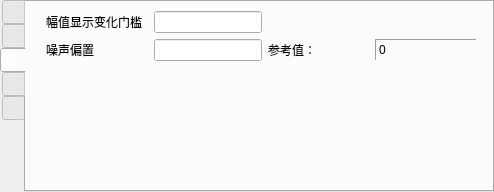
Old version of the form Gui/Options/debugui.ui in the repository rpdhunter/swbox.
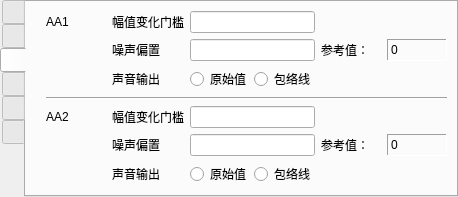
New version of the form. The open tabs and pages were chosen to show the change.

The edit to the form file:
```diff
--- a/Gui/Options/debugui.ui
+++ b/Gui/Options/debugui.ui
@@ -6,7 +6,7 @@
    <rect>
     <x>0</x>
     <y>0</y>
-    <width>494</width>
+    <width>458</width>
     <height>192</height>
    </rect>
   </property>
@@ -642,85 +642,401 @@
       <attribute name="title">
        <string/>
       </attribute>
-      <layout class="QHBoxLayout" name="horizontalLayout_2">
+      <layout class="QVBoxLayout" name="verticalLayout_3">
        <property name="leftMargin">
         <number>20</number>
        </property>
-       <property name="rightMargin">
-        <number>15</number>
-       </property>
        <item>
-        <layout class="QVBoxLayout" name="verticalLayout_3">
-         <item>
-          <layout class="QGridLayout" name="gridLayout_3">
-           <item row="1" column="1">
-            <widget class="QLineEdit" name="lineEdit_AA_offset">
-             <property name="sizePolicy">
-              <sizepolicy hsizetype="Preferred" vsizetype="Fixed">
-               <horstretch>0</horstretch>
-               <verstretch>0</verstretch>
-              </sizepolicy>
+        <layout class="QGridLayout" name="gridLayout_3">
+         <item row="1" column="2">
+          <widget class="QLineEdit" name="lineEdit_AA1_offset">
+           <property name="sizePolicy">
+            <sizepolicy hsizetype="Preferred" vsizetype="Fixed">
+             <horstretch>0</horstretch>
+             <verstretch>0</verstretch>
+            </sizepolicy>
+           </property>
+           <property name="text">
+            <string/>
+           </property>
+          </widget>
+         </item>
+         <item row="0" column="2">
+          <widget class="QLineEdit" name="lineEdit_AA1_Step">
+           <property name="sizePolicy">
+            <sizepolicy hsizetype="Preferred" vsizetype="Fixed">
+             <horstretch>0</horstretch>
+             <verstretch>0</verstretch>
+            </sizepolicy>
+           </property>
+          </widget>
+         </item>
+         <item row="0" column="1">
+          <widget class="QLabel" name="label_3">
+           <property name="text">
+            <string>幅值变化门槛</string>
+           </property>
+          </widget>
+         </item>
+         <item row="1" column="3">
+          <widget class="QLabel" name="label_8">
+           <property name="text">
+            <string>参考值：</string>
+           </property>
+          </widget>
+         </item>
+         <item row="1" column="1">
+          <widget class="QLabel" name="label_5">
+           <property name="text">
+            <string>噪声偏置</string>
+           </property>
+          </widget>
+         </item>
+         <item row="1" column="4">
+          <widget class="QLabel" name="lab_offset_noise_aa1">
+           <property name="frameShape">
+            <enum>QFrame::Panel</enum>
+           </property>
+           <property name="frameShadow">
+            <enum>QFrame::Sunken</enum>
+           </property>
+           <property name="text">
+            <string notr="true">0</string>
+           </property>
+          </widget>
+         </item>
+         <item row="3" column="1">
+          <widget class="QLabel" name="label">
+           <property name="text">
+            <string>声音输出</string>
+           </property>
+          </widget>
+         </item>
+         <item row="3" column="2">
+          <layout class="QHBoxLayout" name="horizontalLayout_2">
+           <property name="spacing">
+            <number>3</number>
+           </property>
+           <item>
+            <widget class="QRadioButton" name="rbt_AA1_original">
+             <property name="text">
+              <string>原始值</string>
              </property>
             </widget>
            </item>
-           <item row="0" column="1">
-            <widget class="QLineEdit" name="lineEdit_AA_Step">
-             <property name="sizePolicy">
-              <sizepolicy hsizetype="Preferred" vsizetype="Fixed">
-               <horstretch>0</horstretch>
-               <verstretch>0</verstretch>
-              </sizepolicy>
+           <item>
+            <widget class="QRadioButton" name="rbt_AA1_envelope">
+             <property name="text">
+              <string>包络线</string>
              </property>
             </widget>
            </item>
-           <item row="0" column="0">
-            <widget class="QLabel" name="label_3">
+          </layout>
+         </item>
+         <item row="0" column="0">
+          <widget class="QLabel" name="label_AA1">
+           <property name="text">
+            <string>AA1</string>
+           </property>
+          </widget>
+         </item>
+        </layout>
+       </item>
+       <item>
+        <widget class="Line" name="line_2">
+         <property name="orientation">
+          <enum>Qt::Horizontal</enum>
+         </property>
+        </widget>
+       </item>
+       <item>
+        <layout class="QGridLayout" name="gridLayout_7">
+         <item row="0" column="1">
+          <widget class="QLabel" name="label_6">
+           <property name="text">
+            <string>幅值变化门槛</string>
+           </property>
+          </widget>
+         </item>
+         <item row="1" column="4">
+          <widget class="QLabel" name="lab_offset_noise_aa2">
+           <property name="frameShape">
+            <enum>QFrame::Panel</enum>
+           </property>
+           <property name="frameShadow">
+            <enum>QFrame::Sunken</enum>
+           </property>
+           <property name="text">
+            <string notr="true">0</string>
+           </property>
+          </widget>
+         </item>
+         <item row="1" column="2">
+          <widget class="QLineEdit" name="lineEdit_AA2_offset">
+           <property name="sizePolicy">
+            <sizepolicy hsizetype="Preferred" vsizetype="Fixed">
+             <horstretch>0</horstretch>
+             <verstretch>0</verstretch>
+            </sizepolicy>
+           </property>
+           <property name="text">
+            <string/>
+           </property>
+          </widget>
+         </item>
+         <item row="0" column="2">
+          <widget class="QLineEdit" name="lineEdit_AA2_Step">
+           <property name="sizePolicy">
+            <sizepolicy hsizetype="Preferred" vsizetype="Fixed">
+             <horstretch>0</horstretch>
+             <verstretch>0</verstretch>
+            </sizepolicy>
+           </property>
+          </widget>
+         </item>
+         <item row="1" column="3">
+          <widget class="QLabel" name="label_10">
+           <property name="text">
+            <string>参考值：</string>
+           </property>
+          </widget>
+         </item>
+         <item row="1" column="1">
+          <widget class="QLabel" name="label_7">
+           <property name="text">
+            <string>噪声偏置</string>
+           </property>
+          </widget>
+         </item>
+         <item row="3" column="2">
+          <layout class="QHBoxLayout" name="horizontalLayout_4">
+           <property name="spacing">
+            <number>3</number>
+           </property>
+           <item>
+            <widget class="QRadioButton" name="rbt_AA2_original">
              <property name="text">
-              <string>幅值显示变化门槛</string>
+              <string>原始值</string>
              </property>
             </widget>
            </item>
-           <item row="1" column="2">
-            <widget class="QLabel" name="label_8">
+           <item>
+            <widget class="QRadioButton" name="rbt_AA2_envelope">
              <property name="text">
-              <string>参考值：</string>
+              <string>包络线</string>
              </property>
             </widget>
            </item>
-           <item row="1" column="0">
-            <widget class="QLabel" name="label_5">
+          </layout>
+         </item>
+         <item row="3" column="1">
+          <widget class="QLabel" name="label_2">
+           <property name="text">
+            <string>声音输出</string>
+           </property>
+          </widget>
+         </item>
+         <item row="0" column="0">
+          <widget class="QLabel" name="label_AA2">
+           <property name="text">
+            <string>AA2</string>
+           </property>
+          </widget>
+         </item>
+        </layout>
+       </item>
+      </layout>
+     </widget>
+     <widget class="QWidget" name="tab_AE">
+      <attribute name="title">
+       <string/>
+      </attribute>
+      <layout class="QVBoxLayout" name="verticalLayout_4">
+       <item>
+        <layout class="QGridLayout" name="gridLayout_9">
+         <item row="1" column="2">
+          <widget class="QLineEdit" name="lineEdit_AE1_offset">
+           <property name="sizePolicy">
+            <sizepolicy hsizetype="Preferred" vsizetype="Fixed">
+             <horstretch>0</horstretch>
+             <verstretch>0</verstretch>
+            </sizepolicy>
+           </property>
+           <property name="text">
+            <string/>
+           </property>
+          </widget>
+         </item>
+         <item row="0" column="2">
+          <widget class="QLineEdit" name="lineEdit_AE1_Step">
+           <property name="sizePolicy">
+            <sizepolicy hsizetype="Preferred" vsizetype="Fixed">
+             <horstretch>0</horstretch>
+             <verstretch>0</verstretch>
+            </sizepolicy>
+           </property>
+          </widget>
+         </item>
+         <item row="0" column="1">
+          <widget class="QLabel" name="label_15">
+           <property name="text">
+            <string>幅值变化门槛</string>
+           </property>
+          </widget>
+         </item>
+         <item row="1" column="3">
+          <widget class="QLabel" name="label_16">
+           <property name="text">
+            <string>参考值：</string>
+           </property>
+          </widget>
+         </item>
+         <item row="1" column="1">
+          <widget class="QLabel" name="label_17">
+           <property name="text">
+            <string>噪声偏置</string>
+           </property>
+          </widget>
+         </item>
+         <item row="1" column="4">
+          <widget class="QLabel" name="lab_offset_noise_ae1">
+           <property name="frameShape">
+            <enum>QFrame::Panel</enum>
+           </property>
+           <property name="frameShadow">
+            <enum>QFrame::Sunken</enum>
+           </property>
+           <property name="text">
+            <string notr="true">0</string>
+           </property>
+          </widget>
+         </item>
+         <item row="3" column="1">
+          <widget class="QLabel" name="label_18">
+           <property name="text">
+            <string>声音输出</string>
+           </property>
+          </widget>
+         </item>
+         <item row="3" column="2">
+          <layout class="QHBoxLayout" name="horizontalLayout_6">
+           <property name="spacing">
+            <number>3</number>
+           </property>
+           <item>
+            <widget class="QRadioButton" name="rbt_AE1_original">
              <property name="text">
-              <string>噪声偏置</string>
+              <string>原始值</string>
              </property>
             </widget>
            </item>
-           <item row="1" column="3">
-            <widget class="QLabel" name="lab_offset_noise_aa">
-             <property name="frameShape">
-              <enum>QFrame::Panel</enum>
+           <item>
+            <widget class="QRadioButton" name="rbt_AE1_envelope">
+             <property name="text">
+              <string>包络线</string>
              </property>
-             <property name="frameShadow">
-              <enum>QFrame::Sunken</enum>
+            </widget>
+           </item>
+          </layout>
+         </item>
+         <item row="0" column="0">
+          <widget class="QLabel" name="label_AE1">
+           <property name="text">
+            <string>AE1</string>
+           </property>
+          </widget>
+         </item>
+        </layout>
+       </item>
+       <item>
+        <layout class="QGridLayout" name="gridLayout_8">
+         <item row="0" column="1">
+          <widget class="QLabel" name="label_11">
+           <property name="text">
+            <string>幅值变化门槛</string>
+           </property>
+          </widget>
+         </item>
+         <item row="1" column="4">
+          <widget class="QLabel" name="lab_offset_noise_ae2">
+           <property name="frameShape">
+            <enum>QFrame::Panel</enum>
+           </property>
+           <property name="frameShadow">
+            <enum>QFrame::Sunken</enum>
+           </property>
+           <property name="text">
+            <string notr="true">0</string>
+           </property>
+          </widget>
+         </item>
+         <item row="1" column="2">
+          <widget class="QLineEdit" name="lineEdit_AE2_offset">
+           <property name="sizePolicy">
+            <sizepolicy hsizetype="Preferred" vsizetype="Fixed">
+             <horstretch>0</horstretch>
+             <verstretch>0</verstretch>
+            </sizepolicy>
+           </property>
+           <property name="text">
+            <string/>
+           </property>
+          </widget>
+         </item>
+         <item row="0" column="2">
+          <widget class="QLineEdit" name="lineEdit_AE2_Step">
+           <property name="sizePolicy">
+            <sizepolicy hsizetype="Preferred" vsizetype="Fixed">
+             <horstretch>0</horstretch>
+             <verstretch>0</verstretch>
+            </sizepolicy>
+           </property>
+          </widget>
+         </item>
+         <item row="1" column="3">
+          <widget class="QLabel" name="label_12">
+           <property name="text">
+            <string>参考值：</string>
+           </property>
+          </widget>
+         </item>
+         <item row="1" column="1">
+          <widget class="QLabel" name="label_13">
+           <property name="text">
+            <string>噪声偏置</string>
+           </property>
+          </widget>
+         </item>
+         <item row="3" column="2">
+          <layout class="QHBoxLayout" name="horizontalLayout_5">
+           <property name="spacing">
+            <number>3</number>
+           </property>
+           <item>
+            <widget class="QRadioButton" name="rbt_AE2_original">
+             <property name="text">
+              <string>原始值</string>
              </property>
              <property name="text">
-              <string notr="true">0</string>
+              <string>包络线</string>
              </property>
             </widget>
            </item>
           </layout>
          </item>
-         <item>
-          <spacer name="verticalSpacer_2">
-           <property name="orientation">
-            <enum>Qt::Vertical</enum>
+         <item row="3" column="1">
+          <widget class="QLabel" name="label_14">
+           <property name="text">
+            <string>声音输出</string>
            </property>
-           <property name="sizeHint" stdset="0">
-            <size>
-             <width>389</width>
-             <height>104</height>
-            </size>
+          </widget>
+         </item>
+         <item row="0" column="0">
+          <widget class="QLabel" name="label_AE2">
+           <property name="text">
+            <string>AE2</string>
            </property>
-          </spacer>
+          </widget>
          </item>
         </layout>
        </item>
```
Left out of the diff: 201 changed lines with no effect on the pictures.
